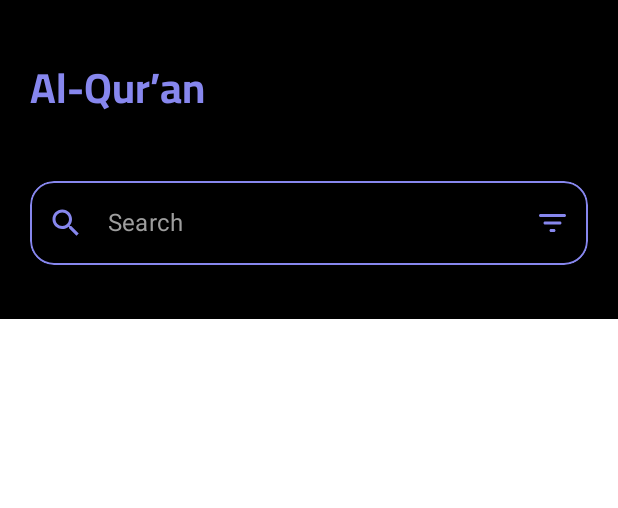
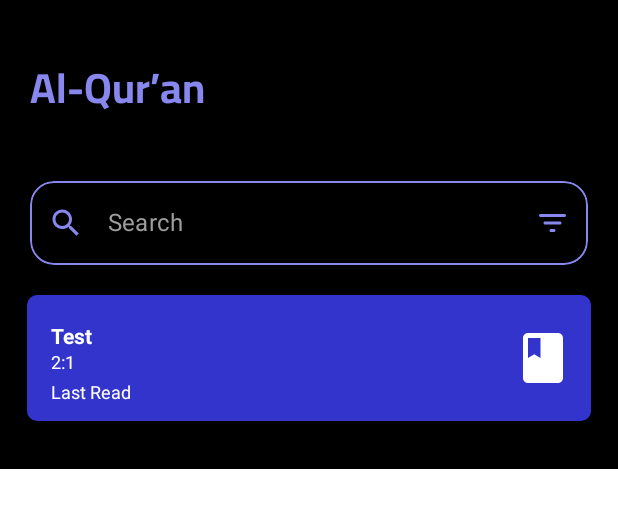
Before and after one commit to jiwomdf/Quran-Yuk-KMM, an Android app built with Jetpack Compose: the @Preview function QuranPreview, on a phone screen of 412 x 824 dp. Shown: the top 508 px of the screen. Run offline under Robolectric (Android 15) with nearby library versions, the phone set to English and light mode, and no system bars.

Commit message:
enhance last read

```diff
--- a/androidApp/src/main/java/com/programmergabut/quranyuk/android/features/alquran/QuranScreen.kt
+++ b/androidApp/src/main/java/com/programmergabut/quranyuk/android/features/alquran/QuranScreen.kt
@@ -3,12 +3,10 @@ package com.programmergabut.quranyuk.android.features.alquran
 import androidx.compose.foundation.background
 import androidx.compose.foundation.layout.Box
 import androidx.compose.foundation.layout.Column
-import androidx.compose.foundation.layout.fillMaxSize
 import androidx.compose.foundation.layout.fillMaxWidth
 import androidx.compose.foundation.layout.padding
 import androidx.compose.foundation.lazy.LazyColumn
 import androidx.compose.foundation.lazy.items
-import androidx.compose.material.CircularProgressIndicator
 import androidx.compose.material.Text
 import androidx.compose.runtime.Composable
 import androidx.compose.runtime.LaunchedEffect
@@ -16,7 +14,6 @@ import androidx.compose.runtime.getValue
 import androidx.compose.runtime.mutableStateOf
 import androidx.compose.runtime.remember
 import androidx.compose.runtime.setValue
-import androidx.compose.ui.Alignment
 import androidx.compose.ui.Modifier
 import androidx.compose.ui.text.font.Font
 import androidx.compose.ui.text.font.FontFamily
@@ -29,9 +26,9 @@ import com.programmergabut.quranyuk.android.MyApplicationTheme
 import com.programmergabut.quranyuk.android.R
 import com.programmergabut.quranyuk.android.Screen
 import com.programmergabut.quranyuk.android.features.alquran.components.CustomSearchView
+import com.programmergabut.quranyuk.android.features.alquran.components.LastRead
 import com.programmergabut.quranyuk.android.features.alquran.components.SurahListItem
 import com.programmergabut.quranyuk.android.theme.AppColor
-import com.programmergabut.quranyuk.android.theme.AppColor.Primary
 
 @Preview
 @Composable
@@ -51,10 +48,12 @@ fun QuranScreen(
 ) {
 
     val allSurah = remember { viewModel.tempSearch }
+    val lastRead by remember { viewModel.lastRead }
     var searchText by remember { mutableStateOf("") }
 
     LaunchedEffect(Unit) {
         viewModel.getAllSurah()
+        viewModel.getLastRead()
     }
 
     Column(
@@ -80,8 +79,13 @@ fun QuranScreen(
             })
         }
 
+        LastRead(
+            modifier = Modifier.padding(start = 18.dp, end = 18.dp),
+            lastRead = lastRead
+        )
+
         LazyColumn(
-            modifier = Modifier.padding(bottom = 16.dp, start = 20.dp, end = 20.dp)
+            modifier = Modifier.padding(bottom = 16.dp, start = 20.dp, end = 20.dp, top = 16.dp)
         ) {
             items(allSurah){ surahs ->
                 SurahListItem(
--- a/androidApp/src/main/java/com/programmergabut/quranyuk/android/features/alquran/QuranViewModel.kt
+++ b/androidApp/src/main/java/com/programmergabut/quranyuk/android/features/alquran/QuranViewModel.kt
@@ -1,9 +1,12 @@
 package com.programmergabut.quranyuk.android.features.alquran
 
+import androidx.compose.runtime.MutableState
 import androidx.compose.runtime.mutableStateListOf
+import androidx.compose.runtime.mutableStateOf
 import androidx.compose.runtime.snapshots.SnapshotStateList
 import androidx.lifecycle.ViewModel
 import androidx.lifecycle.viewModelScope
+import com.programmergabut.quranyuk.domain.model.LastRead
 import com.programmergabut.quranyuk.domain.model.Surah
 import com.programmergabut.quranyuk.domain.repository.QuranRepositoryImpl
 import kotlinx.coroutines.launch
@@ -12,22 +15,26 @@ import kotlinx.coroutines.launch
 interface IQuranViewModel {
     val allSurah: List<Surah>
     val tempSearch: SnapshotStateList<Surah>
+    val lastRead: MutableState<LastRead?>
     fun getAllSurah()
     fun searchSurah(query: String)
+    fun getLastRead()
 }
 class FakeQuranViewModel : IQuranViewModel {
     override val allSurah = emptyList<Surah>()
     override val tempSearch = mutableStateListOf<Surah>()
+    override val lastRead: MutableState<LastRead?>  = mutableStateOf(LastRead(1,2, "Test"))
     override fun getAllSurah() {}
     override fun searchSurah(query: String) {}
-
+    override fun getLastRead() {}
 }
 
 class QuranViewModel(
-    private val repository: QuranRepositoryImpl,
+    private val repository: QuranRepositoryImpl
 ): IQuranViewModel, ViewModel() {
     override var allSurah = emptyList<Surah>()
     override val tempSearch = mutableStateListOf<Surah>()
+    override var lastRead = mutableStateOf<LastRead?>(null)
 
     override fun getAllSurah() {
         viewModelScope.launch {
@@ -54,4 +61,17 @@ class QuranViewModel(
             })
         }
     }
+
+    override fun getLastRead() {
+        viewModelScope.launch {
+            kotlin.runCatching {
+                repository.getLastRead()
+            }.onSuccess {
+                lastRead.value = it
+            }.onFailure {
+
+            }
+        }
+    }
+
 }
--- /dev/null
+++ b/androidApp/src/main/java/com/programmergabut/quranyuk/android/features/alquran/components/LastRead.kt
@@ -0,0 +1,108 @@
+package com.programmergabut.quranyuk.android.features.alquran.components
+
+import androidx.compose.foundation.Image
+import androidx.compose.foundation.layout.Arrangement
+import androidx.compose.foundation.layout.Column
+import androidx.compose.foundation.layout.Row
+import androidx.compose.foundation.layout.Spacer
+import androidx.compose.foundation.layout.fillMaxWidth
+import androidx.compose.foundation.layout.height
+import androidx.compose.foundation.layout.padding
+import androidx.compose.foundation.layout.width
+import androidx.compose.foundation.shape.RoundedCornerShape
+import androidx.compose.material.Card
+import androidx.compose.material.ExperimentalMaterialApi
+import androidx.compose.material.Text
+import androidx.compose.runtime.Composable
+import androidx.compose.ui.Alignment
+import androidx.compose.ui.Modifier
+import androidx.compose.ui.res.painterResource
+import androidx.compose.ui.text.TextStyle
+import androidx.compose.ui.text.font.FontWeight
+import androidx.compose.ui.tooling.preview.Preview
+import androidx.compose.ui.unit.dp
+import androidx.compose.ui.unit.sp
+import com.programmergabut.quranyuk.android.R
+import com.programmergabut.quranyuk.android.theme.AppColor
+import com.programmergabut.quranyuk.domain.model.LastRead
+
+@Preview
+@Composable
+fun LastReadPreview() {
+    Column {
+        LastRead(
+            modifier = Modifier,
+            LastRead(
+                surahName = "Al-Ma'idah",
+                surahId = 5,
+                ayahId = 98
+            )
+        )
+        LastRead(
+            modifier = Modifier.padding(top = 20.dp),
+            null
+        )
+    }
+}
+
+@OptIn(ExperimentalMaterialApi::class)
+@Composable
+fun LastRead(
+    modifier: Modifier,
+    lastRead: LastRead?
+) {
+    Card(
+        modifier = modifier,
+        shape = RoundedCornerShape(8),
+        backgroundColor = AppColor.DarkPurple,
+        onClick =  {
+
+        }
+    ) {
+        Row(
+            modifier = Modifier
+                .fillMaxWidth(),
+            horizontalArrangement = Arrangement.SpaceBetween,
+            verticalAlignment = Alignment.CenterVertically
+        ) {
+            Column(
+                modifier = Modifier
+                    .padding(start = 16.dp, top = 12.dp, bottom = 12.dp)
+            ) {
+                Text(
+                    modifier = Modifier.padding(top = 8.dp),
+                    text = lastRead?.surahName ?: "You’ve not read yet",
+                    color = AppColor.White,
+                    fontSize = 14.sp,
+                    style = TextStyle(fontWeight = FontWeight.Bold)
+                )
+                lastRead?.let {
+                    Text(
+                        modifier = Modifier.padding(top = 2.dp),
+                        text = "${lastRead.surahId}:${lastRead.ayahId}",
+                        color = AppColor.White,
+                        fontSize = 12.sp
+                    )
+                } ?: kotlin.run {
+                    Spacer(modifier = Modifier.height(18.dp))
+                }
+
+                Text(
+                    modifier = Modifier.padding(top = 6.dp),
+                    text = "Last Read",
+                    color = AppColor.White,
+                    fontSize = 12.sp
+                )
+            }
+            Image(
+                modifier = Modifier
+                    .padding(end = 12.dp)
+                    .width(40.dp)
+                    .height(40.dp),
+                painter = painterResource(id = R.drawable.ic_book_24),
+                contentDescription = "",
+            )
+        }
+
+    }
+}
--- a/androidApp/src/main/java/com/programmergabut/quranyuk/android/theme/AppColor.kt
+++ b/androidApp/src/main/java/com/programmergabut/quranyuk/android/theme/AppColor.kt
@@ -7,4 +7,5 @@ object AppColor {
     val White = Color(0xFFFFFFFF)
     val Gray = Color(0xFF9E9E9E)
     val Primary = Color(0xFF8787EE)
+    val DarkPurple = Color(0xFF3334CC)
 }
--- /dev/null
+++ b/androidApp/src/main/res/drawable/ic_book_24.xml
@@ -0,0 +1,5 @@
+<vector android:height="24dp" android:tint="#FFFFFF"
+    android:viewportHeight="24" android:viewportWidth="24"
+    android:width="24dp" xmlns:android="http://schemas.android.com/apk/res/android">
+    <path android:fillColor="@android:color/white" android:pathData="M18,2H6c-1.1,0 -2,0.9 -2,2v16c0,1.1 0.9,2 2,2h12c1.1,0 2,-0.9 2,-2V4c0,-1.1 -0.9,-2 -2,-2zM6,4h5v8l-2.5,-1.5L6,12V4z"/>
+</vector>
--- a/shared/src/commonMain/kotlin/com/programmergabut/quranyuk/data/local/LocalDataSource.kt
+++ b/shared/src/commonMain/kotlin/com/programmergabut/quranyuk/data/local/LocalDataSource.kt
@@ -12,5 +12,5 @@ interface LocalDataSource {
     suspend fun getAyah(surahId: Int): ReadSurah?
 
     suspend fun getLastRead(): LastRead?
-    suspend fun insertLastRead(surahId: Int, ayahId: Int)
+    suspend fun insertLastRead(surahId: Int, ayahId: Int, surahName: String)
 }
--- a/shared/src/commonMain/kotlin/com/programmergabut/quranyuk/data/local/SqlDelightQuranDataSource.kt
+++ b/shared/src/commonMain/kotlin/com/programmergabut/quranyuk/data/local/SqlDelightQuranDataSource.kt
@@ -69,8 +69,8 @@ class SqlDelightQuranDataSource(db: QuranDatabase): LocalDataSource {
         )
     }
 
-    override suspend fun insertLastRead(surahId: Int, ayahId: Int) {
-        lastReadQueries.insertLastRead(0, surahId.toLong(), ayahId.toLong())
+    override suspend fun insertLastRead(surahId: Int, ayahId: Int, surahName: String) {
+        lastReadQueries.insertLastRead(0, surahId.toLong(), ayahId.toLong(), surahName)
     }
 
 }
--- a/shared/src/commonMain/kotlin/com/programmergabut/quranyuk/domain/model/LastRead.kt
+++ b/shared/src/commonMain/kotlin/com/programmergabut/quranyuk/domain/model/LastRead.kt
@@ -4,7 +4,8 @@ import database.LastReadEntity
 
 data class LastRead(
     val ayahId: Int,
-    val surahId: Int
+    val surahId: Int,
+    val surahName: String
 ) {
     companion object {
         fun mapLastRead(lastReadEntity: LastReadEntity?): LastRead? {
@@ -12,6 +13,7 @@ data class LastRead(
                 LastRead(
                     ayahId = it.ayahId.toInt(),
                     surahId = it.surahId.toInt(),
+                    surahName = it.surahName
                 )
             } ?: kotlin.run {
                 null
--- a/shared/src/commonMain/kotlin/com/programmergabut/quranyuk/domain/repository/QuranRepository.kt
+++ b/shared/src/commonMain/kotlin/com/programmergabut/quranyuk/domain/repository/QuranRepository.kt
@@ -13,5 +13,5 @@ interface QuranRepository {
     suspend fun getLastRead(): LastRead?
 
     @Throws(Exception::class)
-    suspend fun insertLastRead(surahId: Int, ayahId: Int)
+    suspend fun insertLastRead(surahId: Int, ayahId: Int, surahName: String)
 }
--- a/shared/src/commonMain/kotlin/com/programmergabut/quranyuk/domain/repository/QuranRepositoryImpl.kt
+++ b/shared/src/commonMain/kotlin/com/programmergabut/quranyuk/domain/repository/QuranRepositoryImpl.kt
@@ -64,8 +64,8 @@ class QuranRepositoryImpl(
         }
     }
 
-    override suspend fun insertLastRead(surahId: Int, ayahId: Int) {
-        local.insertLastRead(surahId, ayahId)
+    override suspend fun insertLastRead(surahId: Int, ayahId: Int, surahName: String) {
+        local.insertLastRead(surahId, ayahId, surahName)
     }
 
 }
```
Also changed, not shown: shared/src/commonMain/kotlin/com/programmergabut/quranyuk/domain/model/Surah.kt (+0 -9 lines), 1 other file.
